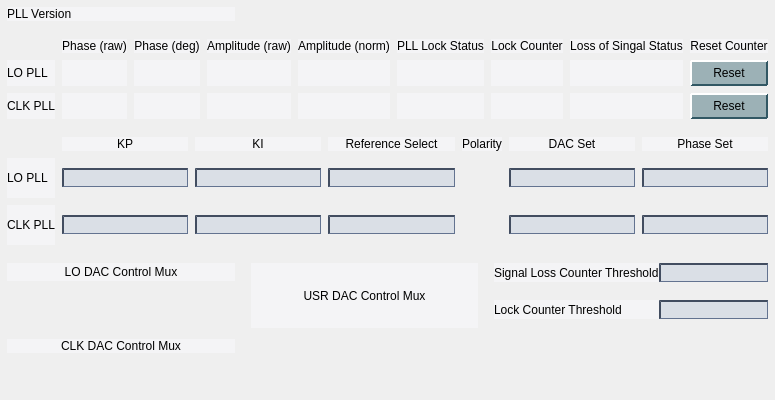
Old version of the form new_look/pll.ui in the repository cristinasewell/ATCA_PyDM_Screens.
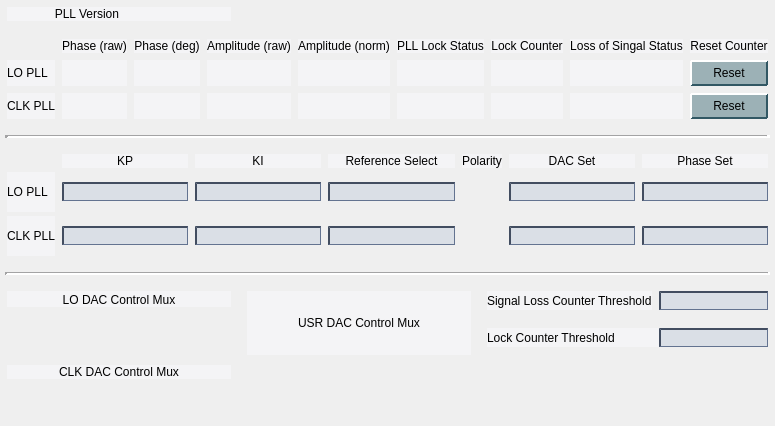
New version of the form. Custom widgets are drawn as their Qt base class.

Commit message: FIX - add line to separate things on pll.ui

The edit to the form file:
```diff
--- a/new_look/pll.ui
+++ b/new_look/pll.ui
@@ -7,7 +7,7 @@
     <x>0</x>
     <y>0</y>
     <width>733</width>
-    <height>400</height>
+    <height>408</height>
    </rect>
   </property>
   <property name="windowTitle">
@@ -188,6 +188,29 @@
    <property name="verticalSpacing">
     <number>14</number>
    </property>
+   <item row="7" column="2" rowspan="2">
+    <spacer name="verticalSpacer">
+     <property name="orientation">
+      <enum>Qt::Vertical</enum>
+     </property>
+     <property name="sizeHint" stdset="0">
+      <size>
+       <width>20</width>
+       <height>69</height>
+      </size>
+     </property>
+    </spacer>
+   </item>
+   <item row="2" column="0" colspan="3">
+    <widget class="Line" name="line">
+     <property name="lineWidth">
+      <number>4</number>
+     </property>
+     <property name="orientation">
+      <enum>Qt::Horizontal</enum>
+     </property>
+    </widget>
+   </item>
    <item row="0" column="0">
     <layout class="QHBoxLayout" name="horizontalLayout_3">
      <property name="leftMargin">
@@ -207,6 +230,9 @@
        <property name="text">
         <string>PLL Version</string>
        </property>
+       <property name="alignment">
+        <set>Qt::AlignRight|Qt::AlignTrailing|Qt::AlignVCenter</set>
+       </property>
       </widget>
      </item>
      <item>
@@ -221,6 +247,423 @@
      </item>
     </layout>
    </item>
+   <item row="8" column="0">
+    <layout class="QVBoxLayout" name="verticalLayout_2">
+     <property name="leftMargin">
+      <number>2</number>
+     </property>
+     <property name="topMargin">
+      <number>2</number>
+     </property>
+     <property name="rightMargin">
+      <number>2</number>
+     </property>
+     <property name="bottomMargin">
+      <number>2</number>
+     </property>
+     <item>
+      <widget class="QLabel" name="label_23">
+       <property name="text">
+        <string>CLK DAC Control Mux</string>
+       </property>
+       <property name="alignment">
+        <set>Qt::AlignBottom|Qt::AlignHCenter</set>
+       </property>
+      </widget>
+     </item>
+     <item>
+      <widget class="PyDMEnumButton" name="PyDMEnumButton_4">
+       <property name="sizePolicy">
+        <sizepolicy hsizetype="Preferred" vsizetype="Maximum">
+         <horstretch>0</horstretch>
+         <verstretch>0</verstretch>
+        </sizepolicy>
+       </property>
+       <property name="minimumSize">
+        <size>
+         <width>0</width>
+         <height>40</height>
+        </size>
+       </property>
+       <property name="toolTip">
+        <string/>
+       </property>
+       <property name="styleSheet">
+        <string notr="true">QPushButton{font: 8px;}</string>
+       </property>
+       <property name="channel" stdset="0">
+        <string>ca://${DEVICE}:CLOCK_DACMUX</string>
+       </property>
+       <property name="orientation" stdset="0">
+        <enum>Qt::Horizontal</enum>
+       </property>
+       <property name="marginTop" stdset="0">
+        <number>0</number>
+       </property>
+       <property name="marginBottom" stdset="0">
+        <number>0</number>
+       </property>
+       <property name="marginLeft" stdset="0">
+        <number>0</number>
+       </property>
+       <property name="marginRight" stdset="0">
+        <number>0</number>
+       </property>
+       <property name="horizontalSpacing" stdset="0">
+        <number>0</number>
+       </property>
+       <property name="verticalSpacing" stdset="0">
+        <number>0</number>
+       </property>
+      </widget>
+     </item>
+    </layout>
+   </item>
+   <item row="6" column="2">
+    <layout class="QHBoxLayout" name="horizontalLayout">
+     <property name="leftMargin">
+      <number>2</number>
+     </property>
+     <property name="topMargin">
+      <number>2</number>
+     </property>
+     <property name="rightMargin">
+      <number>2</number>
+     </property>
+     <property name="bottomMargin">
+      <number>2</number>
+     </property>
+     <item>
+      <widget class="QLabel" name="label_25">
+       <property name="text">
+        <string>Lock Counter Threshold</string>
+       </property>
+      </widget>
+     </item>
+     <item>
+      <widget class="PyDMLineEdit" name="PyDMLineEdit_11">
+       <property name="sizePolicy">
+        <sizepolicy hsizetype="Maximum" vsizetype="Fixed">
+         <horstretch>94</horstretch>
+         <verstretch>0</verstretch>
+        </sizepolicy>
+       </property>
+       <property name="toolTip">
+        <string/>
+       </property>
+       <property name="channel" stdset="0">
+        <string>ca://${DEVICE}:LOSS_THRESHOLD</string>
+       </property>
+      </widget>
+     </item>
+    </layout>
+   </item>
+   <item row="3" column="0" colspan="3">
+    <layout class="QGridLayout" name="gridLayout_3">
+     <property name="leftMargin">
+      <number>2</number>
+     </property>
+     <property name="topMargin">
+      <number>2</number>
+     </property>
+     <property name="rightMargin">
+      <number>2</number>
+     </property>
+     <property name="bottomMargin">
+      <number>2</number>
+     </property>
+     <property name="horizontalSpacing">
+      <number>7</number>
+     </property>
+     <property name="verticalSpacing">
+      <number>4</number>
+     </property>
+     <item row="2" column="6">
+      <widget class="PyDMLineEdit" name="PyDMLineEdit_9">
+       <property name="toolTip">
+        <string/>
+       </property>
+       <property name="alignment">
+        <set>Qt::AlignCenter</set>
+       </property>
+       <property name="channel" stdset="0">
+        <string>ca://${DEVICE}:CLOCK_PLLSETPHASE</string>
+       </property>
+      </widget>
+     </item>
+     <item row="1" column="0">
+      <widget class="QLabel" name="label_16">
+       <property name="text">
+        <string>LO PLL</string>
+       </property>
+      </widget>
+     </item>
+     <item row="2" column="4">
+      <widget class="PyDMEnumButton" name="PyDMEnumButton_2">
+       <property name="sizePolicy">
+        <sizepolicy hsizetype="Preferred" vsizetype="Maximum">
+         <horstretch>0</horstretch>
+         <verstretch>0</verstretch>
+        </sizepolicy>
+       </property>
+       <property name="minimumSize">
+        <size>
+         <width>0</width>
+         <height>40</height>
+        </size>
+       </property>
+       <property name="toolTip">
+        <string/>
+       </property>
+       <property name="styleSheet">
+        <string notr="true">QPushButton{font: 8px;}</string>
+       </property>
+       <property name="channel" stdset="0">
+        <string>ca://${DEVICE}:CLOCK_POL</string>
+       </property>
+       <property name="orientation" stdset="0">
+        <enum>Qt::Horizontal</enum>
+       </property>
+       <property name="marginTop" stdset="0">
+        <number>0</number>
+       </property>
+       <property name="marginBottom" stdset="0">
+        <number>0</number>
+       </property>
+       <property name="marginLeft" stdset="0">
+        <number>0</number>
+       </property>
+       <property name="marginRight" stdset="0">
+        <number>0</number>
+       </property>
+       <property name="horizontalSpacing" stdset="0">
+        <number>0</number>
+       </property>
+       <property name="verticalSpacing" stdset="0">
+        <number>0</number>
+       </property>
+      </widget>
+     </item>
+     <item row="1" column="2">
+      <widget class="PyDMLineEdit" name="PyDMLineEdit_3">
+       <property name="toolTip">
+        <string/>
+       </property>
+       <property name="channel" stdset="0">
+        <string>ca://${DEVICE}:LO_KI</string>
+       </property>
+      </widget>
+     </item>
+     <item row="2" column="0">
+      <widget class="QLabel" name="label_17">
+       <property name="text">
+        <string>CLK PLL</string>
+       </property>
+      </widget>
+     </item>
+     <item row="0" column="4">
+      <widget class="QLabel" name="label_19">
+       <property name="text">
+        <string>Polarity</string>
+       </property>
+       <property name="alignment">
+        <set>Qt::AlignCenter</set>
+       </property>
+      </widget>
+     </item>
+     <item row="1" column="3">
+      <widget class="PyDMLineEdit" name="PyDMLineEdit_5">
+       <property name="toolTip">
+        <string/>
+       </property>
+       <property name="alignment">
+        <set>Qt::AlignCenter</set>
+       </property>
+       <property name="channel" stdset="0">
+        <string>ca://${DEVICE}:LO_REFSELECT</string>
+       </property>
+      </widget>
+     </item>
+     <item row="1" column="6">
+      <widget class="PyDMLineEdit" name="PyDMLineEdit_10">
+       <property name="toolTip">
+        <string/>
+       </property>
+       <property name="alignment">
+        <set>Qt::AlignCenter</set>
+       </property>
+       <property name="channel" stdset="0">
+        <string>ca://${DEVICE}:LO_PLLSETPHASE</string>
+       </property>
+      </widget>
+     </item>
+     <item row="0" column="3">
+      <widget class="QLabel" name="label_18">
+       <property name="text">
+        <string>Reference Select</string>
+       </property>
+       <property name="alignment">
+        <set>Qt::AlignCenter</set>
+       </property>
+      </widget>
+     </item>
+     <item row="0" column="5">
+      <widget class="QLabel" name="label_20">
+       <property name="text">
+        <string>DAC Set</string>
+       </property>
+       <property name="alignment">
+        <set>Qt::AlignCenter</set>
+       </property>
+      </widget>
+     </item>
+     <item row="1" column="5">
+      <widget class="PyDMLineEdit" name="PyDMLineEdit_7">
+       <property name="toolTip">
+        <string/>
+       </property>
+       <property name="alignment">
+        <set>Qt::AlignCenter</set>
+       </property>
+       <property name="channel" stdset="0">
+        <string>ca://${DEVICE}:LO_DAC</string>
+       </property>
+      </widget>
+     </item>
+     <item row="2" column="5">
+      <widget class="PyDMLineEdit" name="PyDMLineEdit_8">
+       <property name="toolTip">
+        <string/>
+       </property>
+       <property name="alignment">
+        <set>Qt::AlignCenter</set>
+       </property>
+       <property name="channel" stdset="0">
+        <string>ca://${DEVICE}:CLOCK_DAC</string>
+       </property>
+      </widget>
+     </item>
+     <item row="0" column="6">
+      <widget class="QLabel" name="label_21">
+       <property name="text">
+        <string>Phase Set</string>
+       </property>
+       <property name="alignment">
+        <set>Qt::AlignCenter</set>
+       </property>
+      </widget>
+     </item>
+     <item row="2" column="2">
+      <widget class="PyDMLineEdit" name="PyDMLineEdit_4">
+       <property name="toolTip">
+        <string/>
+       </property>
+       <property name="channel" stdset="0">
+        <string>ca://${DEVICE}:CLOCK_KI</string>
+       </property>
+      </widget>
+     </item>
+     <item row="2" column="3">
+      <widget class="PyDMLineEdit" name="PyDMLineEdit_6">
+       <property name="toolTip">
+        <string/>
+       </property>
+       <property name="alignment">
+        <set>Qt::AlignCenter</set>
+       </property>
+       <property name="channel" stdset="0">
+        <string>ca://${DEVICE}:CLOCK_REFSELECT</string>
+       </property>
+      </widget>
+     </item>
+     <item row="1" column="4">
+      <widget class="PyDMEnumButton" name="PyDMEnumButton">
+       <property name="sizePolicy">
+        <sizepolicy hsizetype="Preferred" vsizetype="Maximum">
+         <horstretch>0</horstretch>
+         <verstretch>0</verstretch>
+        </sizepolicy>
+       </property>
+       <property name="minimumSize">
+        <size>
+         <width>0</width>
+         <height>40</height>
+        </size>
+       </property>
+       <property name="toolTip">
+        <string/>
+       </property>
+       <property name="styleSheet">
+        <string notr="true">QPushButton{font: 8px;}</string>
+       </property>
+       <property name="channel" stdset="0">
+        <string>ca://${DEVICE}:LO_POL</string>
+       </property>
+       <property name="orientation" stdset="0">
+        <enum>Qt::Horizontal</enum>
+       </property>
+       <property name="marginTop" stdset="0">
+        <number>0</number>
+       </property>
+       <property name="marginBottom" stdset="0">
+        <number>0</number>
+       </property>
+       <property name="marginLeft" stdset="0">
+        <number>0</number>
+       </property>
+       <property name="marginRight" stdset="0">
+        <number>0</number>
+       </property>
+       <property name="horizontalSpacing" stdset="0">
+        <number>0</number>
+       </property>
+       <property name="verticalSpacing" stdset="0">
+        <number>0</number>
+       </property>
+      </widget>
+     </item>
+     <item row="2" column="1">
+      <widget class="PyDMLineEdit" name="PyDMLineEdit_2">
+       <property name="toolTip">
+        <string/>
+       </property>
+       <property name="channel" stdset="0">
+        <string>ca://${DEVICE}:CLOCK_KP</string>
+       </property>
+      </widget>
+     </item>
+     <item row="1" column="1">
+      <widget class="PyDMLineEdit" name="PyDMLineEdit">
+       <property name="toolTip">
+        <string/>
+       </property>
+       <property name="channel" stdset="0">
+        <string>ca://${DEVICE}:LO_KP</string>
+       </property>
+      </widget>
+     </item>
+     <item row="0" column="1">
+      <widget class="QLabel" name="label_12">
+       <property name="text">
+        <string>KP</string>
+       </property>
+       <property name="alignment">
+        <set>Qt::AlignCenter</set>
+       </property>
+      </widget>
+     </item>
+     <item row="0" column="2">
+      <widget class="QLabel" name="label_13">
+       <property name="text">
+        <string>KI</string>
+       </property>
+       <property name="alignment">
+        <set>Qt::AlignCenter</set>
+       </property>
+      </widget>
+     </item>
+    </layout>
+   </item>
    <item row="1" column="0" colspan="3">
     <layout class="QGridLayout" name="gridLayout">
      <property name="leftMargin">
@@ -572,310 +1015,7 @@
      </item>
     </layout>
    </item>
-   <item row="2" column="0" colspan="3">
-    <layout class="QGridLayout" name="gridLayout_3">
-     <property name="leftMargin">
-      <number>2</number>
-     </property>
-     <property name="topMargin">
-      <number>2</number>
-     </property>
-     <property name="rightMargin">
-      <number>2</number>
-     </property>
-     <property name="bottomMargin">
-      <number>2</number>
-     </property>
-     <property name="spacing">
-      <number>7</number>
-     </property>
-     <item row="2" column="6">
-      <widget class="PyDMLineEdit" name="PyDMLineEdit_9">
-       <property name="toolTip">
-        <string/>
-       </property>
-       <property name="alignment">
-        <set>Qt::AlignCenter</set>
-       </property>
-       <property name="channel" stdset="0">
-        <string>ca://${DEVICE}:CLOCK_PLLSETPHASE</string>
-       </property>
-      </widget>
-     </item>
-     <item row="1" column="0">
-      <widget class="QLabel" name="label_16">
-       <property name="text">
-        <string>LO PLL</string>
-       </property>
-      </widget>
-     </item>
-     <item row="2" column="4">
-      <widget class="PyDMEnumButton" name="PyDMEnumButton_2">
-       <property name="sizePolicy">
-        <sizepolicy hsizetype="Preferred" vsizetype="Maximum">
-         <horstretch>0</horstretch>
-         <verstretch>0</verstretch>
-        </sizepolicy>
-       </property>
-       <property name="minimumSize">
-        <size>
-         <width>0</width>
-         <height>40</height>
-        </size>
-       </property>
-       <property name="toolTip">
-        <string/>
-       </property>
-       <property name="styleSheet">
-        <string notr="true">QPushButton{font: 8px;}</string>
-       </property>
-       <property name="channel" stdset="0">
-        <string>ca://${DEVICE}:CLOCK_POL</string>
-       </property>
-       <property name="orientation" stdset="0">
-        <enum>Qt::Horizontal</enum>
-       </property>
-       <property name="marginTop" stdset="0">
-        <number>0</number>
-       </property>
-       <property name="marginBottom" stdset="0">
-        <number>0</number>
-       </property>
-       <property name="marginLeft" stdset="0">
-        <number>0</number>
-       </property>
-       <property name="marginRight" stdset="0">
-        <number>0</number>
-       </property>
-       <property name="horizontalSpacing" stdset="0">
-        <number>0</number>
-       </property>
-       <property name="verticalSpacing" stdset="0">
-        <number>0</number>
-       </property>
-      </widget>
-     </item>
-     <item row="1" column="2">
-      <widget class="PyDMLineEdit" name="PyDMLineEdit_3">
-       <property name="toolTip">
-        <string/>
-       </property>
-       <property name="channel" stdset="0">
-        <string>ca://${DEVICE}:LO_KI</string>
-       </property>
-      </widget>
-     </item>
-     <item row="2" column="0">
-      <widget class="QLabel" name="label_17">
-       <property name="text">
-        <string>CLK PLL</string>
-       </property>
-      </widget>
-     </item>
-     <item row="0" column="4">
-      <widget class="QLabel" name="label_19">
-       <property name="text">
-        <string>Polarity</string>
-       </property>
-       <property name="alignment">
-        <set>Qt::AlignCenter</set>
-       </property>
-      </widget>
-     </item>
-     <item row="1" column="3">
-      <widget class="PyDMLineEdit" name="PyDMLineEdit_5">
-       <property name="toolTip">
-        <string/>
-       </property>
-       <property name="alignment">
-        <set>Qt::AlignCenter</set>
-       </property>
-       <property name="channel" stdset="0">
-        <string>ca://${DEVICE}:LO_REFSELECT</string>
-       </property>
-      </widget>
-     </item>
-     <item row="1" column="6">
-      <widget class="PyDMLineEdit" name="PyDMLineEdit_10">
-       <property name="toolTip">
-        <string/>
-       </property>
-       <property name="alignment">
-        <set>Qt::AlignCenter</set>
-       </property>
-       <property name="channel" stdset="0">
-        <string>ca://${DEVICE}:LO_PLLSETPHASE</string>
-       </property>
-      </widget>
-     </item>
-     <item row="0" column="3">
-      <widget class="QLabel" name="label_18">
-       <property name="text">
-        <string>Reference Select</string>
-       </property>
-       <property name="alignment">
-        <set>Qt::AlignCenter</set>
-       </property>
-      </widget>
-     </item>
-     <item row="0" column="5">
-      <widget class="QLabel" name="label_20">
-       <property name="text">
-        <string>DAC Set</string>
-       </property>
-       <property name="alignment">
-        <set>Qt::AlignCenter</set>
-       </property>
-      </widget>
-     </item>
-     <item row="1" column="5">
-      <widget class="PyDMLineEdit" name="PyDMLineEdit_7">
-       <property name="toolTip">
-        <string/>
-       </property>
-       <property name="alignment">
-        <set>Qt::AlignCenter</set>
-       </property>
-       <property name="channel" stdset="0">
-        <string>ca://${DEVICE}:LO_DAC</string>
-       </property>
-      </widget>
-     </item>
-     <item row="2" column="5">
-      <widget class="PyDMLineEdit" name="PyDMLineEdit_8">
-       <property name="toolTip">
-        <string/>
-       </property>
-       <property name="alignment">
-        <set>Qt::AlignCenter</set>
-       </property>
-       <property name="channel" stdset="0">
-        <string>ca://${DEVICE}:CLOCK_DAC</string>
-       </property>
-      </widget>
-     </item>
-     <item row="0" column="6">
-      <widget class="QLabel" name="label_21">
-       <property name="text">
-        <string>Phase Set</string>
-       </property>
-       <property name="alignment">
-        <set>Qt::AlignCenter</set>
-       </property>
-      </widget>
-     </item>
-     <item row="2" column="2">
-      <widget class="PyDMLineEdit" name="PyDMLineEdit_4">
-       <property name="toolTip">
-        <string/>
-       </property>
-       <property name="channel" stdset="0">
-        <string>ca://${DEVICE}:CLOCK_KI</string>
-       </property>
-      </widget>
-     </item>
-     <item row="2" column="3">
-      <widget class="PyDMLineEdit" name="PyDMLineEdit_6">
-       <property name="toolTip">
-        <string/>
-       </property>
-       <property name="alignment">
-        <set>Qt::AlignCenter</set>
-       </property>
-       <property name="channel" stdset="0">
-        <string>ca://${DEVICE}:CLOCK_REFSELECT</string>
-       </property>
-      </widget>
-     </item>
-     <item row="1" column="4">
-      <widget class="PyDMEnumButton" name="PyDMEnumButton">
-       <property name="sizePolicy">
-        <sizepolicy hsizetype="Preferred" vsizetype="Maximum">
-         <horstretch>0</horstretch>
-         <verstretch>0</verstretch>
-        </sizepolicy>
-       </property>
-       <property name="minimumSize">
-        <size>
-         <width>0</width>
-         <height>40</height>
-        </size>
-       </property>
-       <property name="toolTip">
-        <string/>
-       </property>
-       <property name="styleSheet">
-        <string notr="true">QPushButton{font: 8px;}</string>
-       </property>
-       <property name="channel" stdset="0">
-        <string>ca://${DEVICE}:LO_POL</string>
-       </property>
-       <property name="orientation" stdset="0">
-        <enum>Qt::Horizontal</enum>
-       </property>
-       <property name="marginTop" stdset="0">
-        <number>0</number>
-       </property>
-       <property name="marginBottom" stdset="0">
-        <number>0</number>
-       </property>
-       <property name="marginLeft" stdset="0">
-        <number>0</number>
-       </property>
-       <property name="marginRight" stdset="0">
-        <number>0</number>
-       </property>
-       <property name="horizontalSpacing" stdset="0">
-        <number>0</number>
-       </property>
-       <property name="verticalSpacing" stdset="0">
-        <number>0</number>
-       </property>
-      </widget>
-     </item>
-     <item row="2" column="1">
-      <widget class="PyDMLineEdit" name="PyDMLineEdit_2">
-       <property name="toolTip">
-        <string/>
-       </property>
-       <property name="channel" stdset="0">
-        <string>ca://${DEVICE}:CLOCK_KP</string>
-       </property>
-      </widget>
-     </item>
-     <item row="1" column="1">
-      <widget class="PyDMLineEdit" name="PyDMLineEdit">
-       <property name="toolTip">
-        <string/>
-       </property>
-       <property name="channel" stdset="0">
-        <string>ca://${DEVICE}:LO_KP</string>
-       </property>
-      </widget>
-     </item>
-     <item row="0" column="1">
-      <widget class="QLabel" name="label_12">
-       <property name="text">
-        <string>KP</string>
-       </property>
-       <property name="alignment">
-        <set>Qt::AlignCenter</set>
-       </property>
-      </widget>
-     </item>
-     <item row="0" column="2">
-      <widget class="QLabel" name="label_13">
-       <property name="text">
-        <string>KI</string>
-       </property>
-       <property name="alignment">
-        <set>Qt::AlignCenter</set>
-       </property>
-      </widget>
-     </item>
-    </layout>
-   </item>
-   <item row="3" column="0" rowspan="3">
+   <item row="5" column="0" rowspan="3">
     <layout class="QVBoxLayout" name="verticalLayout">
      <property name="leftMargin">
       <number>2</number>
@@ -895,7 +1035,7 @@
         <string>LO DAC Control Mux</string>
        </property>
        <property name="alignment">
-        <set>Qt::AlignCenter</set>
+        <set>Qt::AlignBottom|Qt::AlignHCenter</set>
        </property>
       </widget>
      </item>
@@ -947,7 +1087,7 @@
      </item>
     </layout>
    </item>
-   <item row="3" column="1" rowspan="4">
+   <item row="5" column="1" rowspan="4">
     <layout class="QVBoxLayout" name="verticalLayout_3">
      <property name="leftMargin">
       <number>2</number>
@@ -1007,8 +1147,11 @@
      </item>
     </layout>
    </item>
-   <item row="3" column="2">
+   <item row="5" column="2">
     <layout class="QHBoxLayout" name="horizontalLayout_2">
+     <property name="spacing">
+      <number>7</number>
+     </property>
      <property name="leftMargin">
       <number>2</number>
      </property>
@@ -1046,129 +1189,15 @@
      </item>
     </layout>
    </item>
-   <item row="4" column="2">
-    <layout class="QHBoxLayout" name="horizontalLayout">
-     <property name="leftMargin">
-      <number>2</number>
+   <item row="4" column="0" colspan="3">
+    <widget class="Line" name="line_2">
+     <property name="lineWidth">
+      <number>3</number>
      </property>
-     <property name="topMargin">
-      <number>2</number>
-     </property>
-     <property name="rightMargin">
-      <number>2</number>
-     </property>
-     <property name="bottomMargin">
-      <number>2</number>
-     </property>
-     <item>
-      <widget class="QLabel" name="label_25">
-       <property name="text">
-        <string>Lock Counter Threshold</string>
-       </property>
-      </widget>
-     </item>
-     <item>
-      <widget class="PyDMLineEdit" name="PyDMLineEdit_11">
-       <property name="sizePolicy">
-        <sizepolicy hsizetype="Maximum" vsizetype="Fixed">
-         <horstretch>94</horstretch>
-         <verstretch>0</verstretch>
-        </sizepolicy>
-       </property>
-       <property name="toolTip">
-        <string/>
-       </property>
-       <property name="channel" stdset="0">
-        <string>ca://${DEVICE}:LOSS_THRESHOLD</string>
-       </property>
-      </widget>
-     </item>
-    </layout>
-   </item>
-   <item row="5" column="2" rowspan="2">
-    <spacer name="verticalSpacer">
      <property name="orientation">
-      <enum>Qt::Vertical</enum>
+      <enum>Qt::Horizontal</enum>
      </property>
-     <property name="sizeHint" stdset="0">
-      <size>
-       <width>20</width>
-       <height>69</height>
-      </size>
-     </property>
-    </spacer>
-   </item>
-   <item row="6" column="0">
-    <layout class="QVBoxLayout" name="verticalLayout_2">
-     <property name="leftMargin">
-      <number>2</number>
-     </property>
-     <property name="topMargin">
-      <number>2</number>
-     </property>
-     <property name="rightMargin">
-      <number>2</number>
-     </property>
-     <property name="bottomMargin">
-      <number>2</number>
-     </property>
-     <item>
-      <widget class="QLabel" name="label_23">
-       <property name="text">
-        <string>CLK DAC Control Mux</string>
-       </property>
-       <property name="alignment">
-        <set>Qt::AlignCenter</set>
-       </property>
-      </widget>
-     </item>
-     <item>
-      <widget class="PyDMEnumButton" name="PyDMEnumButton_4">
-       <property name="sizePolicy">
-        <sizepolicy hsizetype="Preferred" vsizetype="Maximum">
-         <horstretch>0</horstretch>
-         <verstretch>0</verstretch>
-        </sizepolicy>
-       </property>
-       <property name="minimumSize">
-        <size>
-         <width>0</width>
-         <height>40</height>
-        </size>
-       </property>
-       <property name="toolTip">
-        <string/>
-       </property>
-       <property name="styleSheet">
-        <string notr="true">QPushButton{font: 8px;}</string>
-       </property>
-       <property name="channel" stdset="0">
-        <string>ca://${DEVICE}:CLOCK_DACMUX</string>
-       </property>
-       <property name="orientation" stdset="0">
-        <enum>Qt::Horizontal</enum>
-       </property>
-       <property name="marginTop" stdset="0">
-        <number>0</number>
-       </property>
-       <property name="marginBottom" stdset="0">
-        <number>0</number>
-       </property>
-       <property name="marginLeft" stdset="0">
-        <number>0</number>
-       </property>
-       <property name="marginRight" stdset="0">
-        <number>0</number>
-       </property>
-       <property name="horizontalSpacing" stdset="0">
-        <number>0</number>
-       </property>
-       <property name="verticalSpacing" stdset="0">
-        <number>0</number>
-       </property>
-      </widget>
-     </item>
-    </layout>
+    </widget>
    </item>
   </layout>
  </widget>
```
